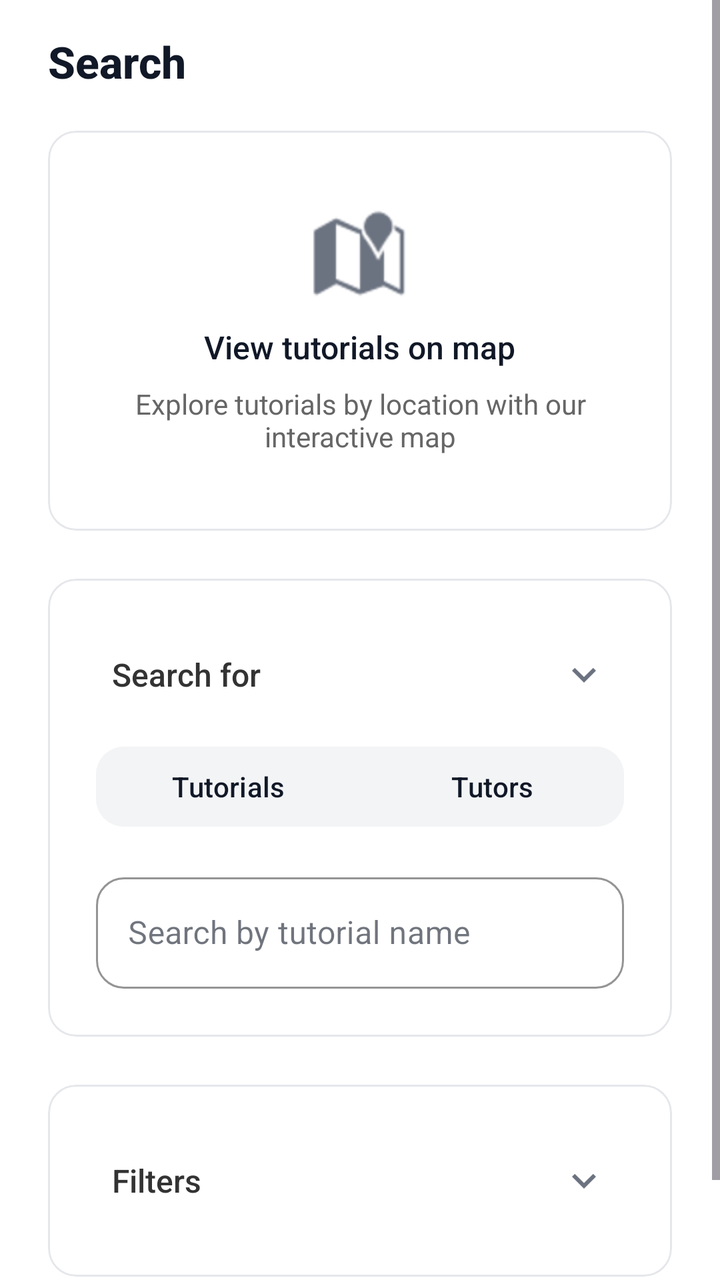
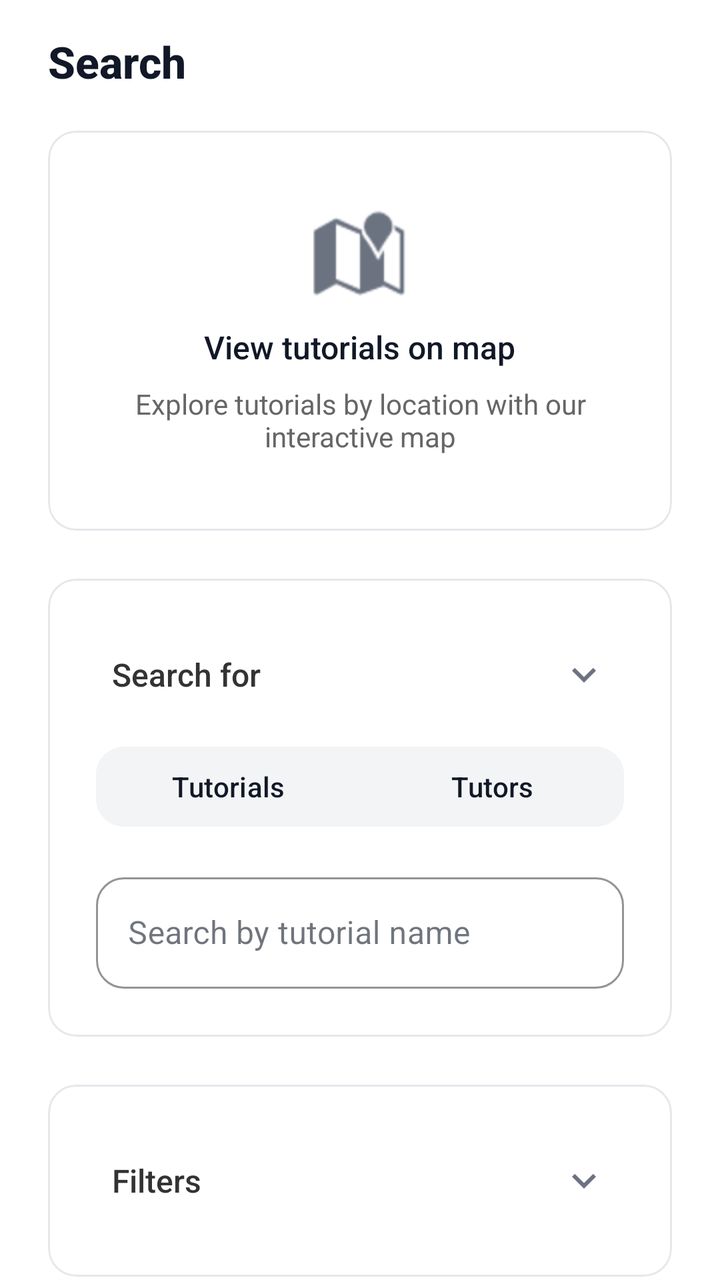

Before-and-after screenshots of an Android layout around one commit, followed by the original layout XML and the change that was made.
<!-- AndroidManifest.xml: application theme Theme.Csci3130Group1 -->
<!-- res/layout/fragment_search_for_tutorials.xml -->
<?xml version="1.0" encoding="utf-8"?>
<ScrollView xmlns:android="http://schemas.android.com/apk/res/android"
    xmlns:app="http://schemas.android.com/apk/res-auto"
    android:layout_width="match_parent"
    android:layout_height="match_parent"
    android:background="#FFFFFF"
    android:fillViewport="true">

    <LinearLayout
        android:layout_width="match_parent"
        android:layout_height="wrap_content"
        android:orientation="vertical"
        android:paddingHorizontal="24dp"
        android:paddingTop="16dp"
        android:paddingBottom="32dp">

        
        <TextView
            android:layout_width="wrap_content"
            android:layout_height="wrap_content"
            android:text="Search"
            android:textSize="22sp"
            android:fontFamily="sans-serif-medium"
            android:textStyle="bold"
            android:textColor="#111827"
            android:layout_marginBottom="20dp"/>

        
        <com.google.android.material.card.MaterialCardView
            android:id="@+id/mapsCard"
            android:layout_width="match_parent"
            android:layout_height="200dp"
            android:layout_marginBottom="24dp"
            app:cardCornerRadius="14dp"
            app:cardElevation="0dp"
            app:cardBackgroundColor="#FFFFFF"
            app:strokeColor="#E5E7EB"
            app:strokeWidth="1dp">

            <LinearLayout
                android:layout_width="match_parent"
                android:layout_height="match_parent"
                android:orientation="vertical"
                android:gravity="center">

                <ImageView
                    android:layout_width="48dp"
                    android:layout_height="48dp"
                    android:src="@android:drawable/ic_dialog_map"
                    app:tint="#6B7280"
                    android:layout_marginBottom="12dp"/>

                <TextView
                    android:layout_width="wrap_content"
                    android:layout_height="wrap_content"
                    android:text="View tutorials on map"
                    android:textSize="16sp"
                    android:fontFamily="sans-serif-medium"
                    android:textColor="#111827"
                    android:layout_marginBottom="8dp"/>

                <TextView
                    android:layout_width="wrap_content"
                    android:layout_height="wrap_content"
                    android:text="Explore tutorials by location with our interactive map"
                    android:textSize="14sp"
                    android:textColor="#666666"
                    android:gravity="center"
                    android:paddingHorizontal="24dp"/>
            </LinearLayout>
        </com.google.android.material.card.MaterialCardView>

        
        <com.google.android.material.card.MaterialCardView
            android:id="@+id/searchToggleCard"
            android:layout_width="match_parent"
            android:layout_height="wrap_content"
            android:layout_marginBottom="24dp"
            app:cardCornerRadius="14dp"
            app:cardElevation="0dp"
            app:cardBackgroundColor="#FFFFFF"
            app:strokeColor="#E5E7EB"
            app:strokeWidth="1dp">

            <FrameLayout
                android:layout_width="match_parent"
                android:layout_height="wrap_content">

                <LinearLayout
                    android:id="@+id/searchToggleBody"
                    android:layout_width="match_parent"
                    android:layout_height="wrap_content"
                    android:orientation="vertical"
                    android:padding="24dp">

                    
                    <LinearLayout
                        android:id="@+id/searchHeader"
                        android:layout_width="match_parent"
                        android:layout_height="48dp"
                        android:orientation="horizontal"
                        android:gravity="center_vertical"
                        android:paddingHorizontal="8dp"
                        android:clickable="true"
                        android:focusable="true"
                        android:contentDescription="Toggle search options">

                        <TextView
                            android:layout_width="wrap_content"
                            android:layout_height="wrap_content"
                            android:text="Search for"
                            android:textSize="16sp"
                            android:fontFamily="sans-serif-medium"
                            android:textColor="#333333"/>

                        <Space
                            android:layout_width="0dp"
                            android:layout_height="0dp"
                            android:layout_weight="1" />

                        <ImageView
                            android:id="@+id/searchChevron"
                            android:layout_width="24dp"
                            android:layout_height="24dp"
                            android:src="@drawable/ic_chevron_down_24"
                            android:tint="#6B7280"
                            android:contentDescription="Expand" />
                    </LinearLayout>

                    <LinearLayout
                        android:id="@+id/searchContent"
                        android:layout_width="match_parent"
                        android:layout_height="wrap_content"
                        android:orientation="vertical"
                        android:paddingTop="8dp">

                        <com.google.android.material.button.MaterialButtonToggleGroup
                            android:id="@+id/searchToggleGroup"
                            android:layout_width="match_parent"
                            android:layout_height="wrap_content"
                            android:layout_marginBottom="16dp"
                            app:singleSelection="true"
                            app:selectionRequired="true">

                            <com.google.android.material.button.MaterialButton
                                android:id="@+id/searchTutorialsButton"
                                style="@style/Widget.Material3.Button"
                                android:layout_width="0dp"
                                android:layout_height="wrap_content"
                                android:layout_weight="1"
                                android:text="Tutorials"
                                android:textAllCaps="false"
                                android:textColor="@color/toggle_btn_text"
                                android:backgroundTint="@color/toggle_btn_bg_tint"
                                android:checkable="true"
                                android:checked="true"
                                app:cornerRadius="14dp"
                                android:layout_marginEnd="8dp"/>

                            <com.google.android.material.button.MaterialButton
                                android:id="@+id/searchTutorsButton"
                                style="@style/Widget.Material3.Button"
                                android:layout_width="0dp"
                                android:layout_height="wrap_content"
                                android:layout_weight="1"
                                android:text="Tutors"
                                android:textAllCaps="false"
                                android:textColor="@color/toggle_btn_text"
                                android:backgroundTint="@color/toggle_btn_bg_tint"
                                android:checkable="true"
                                app:cornerRadius="14dp"
                                android:layout_marginStart="8dp"/>
                        </com.google.android.material.button.MaterialButtonToggleGroup>

                        
                        <com.google.android.material.textfield.TextInputLayout
                            android:id="@+id/searchInputLayout"
                            android:layout_width="match_parent"
                            android:layout_height="wrap_content"
                            android:hint="Search by tutorial name"
                            app:boxStrokeColor="#E5E7EB"
                            app:hintTextColor="#6B7280"
                            app:boxCornerRadiusTopStart="14dp"
                            app:boxCornerRadiusTopEnd="14dp"
                            app:boxCornerRadiusBottomStart="14dp"
                            app:boxCornerRadiusBottomEnd="14dp"
                            style="@style/Widget.MaterialComponents.TextInputLayout.OutlinedBox">

                            <com.google.android.material.textfield.TextInputEditText
                                android:id="@+id/searchInput"
                                android:layout_width="match_parent"
                                android:layout_height="wrap_content"
                                android:inputType="text"/>
                        </com.google.android.material.textfield.TextInputLayout>
                    </LinearLayout>
                </LinearLayout>

                
                <View
                    android:id="@+id/searchToggleOverlay"
                    android:layout_width="match_parent"
                    android:layout_height="match_parent"
                    android:background="#FFFFFF"
                    android:alpha="0"
                    android:clickable="false"
                    android:focusable="false" />
            </FrameLayout>
        </com.google.android.material.card.MaterialCardView>

        
        <com.google.android.material.card.MaterialCardView
            android:id="@+id/filtersCard"
            android:layout_width="match_parent"
            android:layout_height="wrap_content"
            android:layout_marginBottom="24dp"
            app:cardCornerRadius="14dp"
            app:cardElevation="0dp"
            app:cardBackgroundColor="#FFFFFF"
            app:strokeColor="#E5E7EB"
            app:strokeWidth="1dp">

            <FrameLayout
                android:id="@+id/filtersContainer"
                android:layout_width="match_parent"
                android:layout_height="wrap_content">

                <LinearLayout
                    android:id="@+id/filtersBody"
                    android:layout_width="match_parent"
                    android:layout_height="wrap_content"
                    android:orientation="vertical"
                    android:padding="24dp">

                    <LinearLayout
                        android:id="@+id/filtersHeader"
                        android:layout_width="match_parent"
                        android:layout_height="48dp"
                        android:orientation="horizontal"
                        android:gravity="center_vertical"
                        android:paddingHorizontal="8dp"
                        android:clickable="true"
                        android:focusable="true"
                        android:contentDescription="Toggle filters">

                        <TextView
                            android:layout_width="wrap_content"
                            android:layout_height="wrap_content"
                            android:text="Filters"
                            android:textSize="16sp"
                            android:fontFamily="sans-serif-medium"
                            android:textColor="#333333"/>

                        <Space
                            android:layout_width="0dp"
                            android:layout_height="0dp"
                            android:layout_weight="1" />

                        <ImageView
                            android:id="@+id/filtersChevron"
                            android:layout_width="24dp"
                            android:layout_height="24dp"
                            android:src="@drawable/ic_chevron_down_24"
                            android:tint="#6B7280"
                            android:contentDescription="Expand" />
                    </LinearLayout>

                    <LinearLayout
                        android:id="@+id/filtersContent"
                        android:layout_width="match_parent"
                        android:layout_height="wrap_content"
                        android:orientation="vertical"
                        android:paddingTop="8dp"
                        android:visibility="gone">

                
                <LinearLayout
                    android:id="@+id/topicFilterContainer"
                    android:layout_width="match_parent"
                    android:layout_height="wrap_content"
                    android:orientation="vertical">

                    
                    <com.google.android.material.textfield.TextInputLayout
                        android:layout_width="match_parent"
                        android:layout_height="wrap_content"
                        android:layout_marginBottom="16dp"
                        android:hint="Topic/Subject"
                        app:boxStrokeColor="#E5E7EB"
                        app:hintTextColor="#6B7280"
                        app:boxCornerRadiusTopStart="14dp"
                        app:boxCornerRadiusTopEnd="14dp"
                        app:boxCornerRadiusBottomStart="14dp"
                        app:boxCornerRadiusBottomEnd="14dp"
                        style="@style/Widget.MaterialComponents.TextInputLayout.OutlinedBox.ExposedDropdownMenu">

                        <AutoCompleteTextView
                            android:id="@+id/topicFilter"
                            android:layout_width="match_parent"
                            android:layout_height="wrap_content"
                            android:inputType="none"/>
                    </com.google.android.material.textfield.TextInputLayout>
                </LinearLayout>

                
                <LinearLayout
                    android:id="@+id/tutorialFiltersContainer"
                    android:layout_width="match_parent"
                    android:layout_height="wrap_content"
                    android:orientation="vertical">

                    
                    <com.google.android.material.textfield.TextInputLayout
                        android:layout_width="match_parent"
                        android:layout_height="wrap_content"
                        android:layout_marginBottom="16dp"
                        android:hint="Location"
                        app:boxStrokeColor="#E5E7EB"
                        app:hintTextColor="#6B7280"
                        app:boxCornerRadiusTopStart="14dp"
                        app:boxCornerRadiusTopEnd="14dp"
                        app:boxCornerRadiusBottomStart="14dp"
                        app:boxCornerRadiusBottomEnd="14dp"
                        style="@style/Widget.MaterialComponents.TextInputLayout.OutlinedBox.ExposedDropdownMenu">

                        <AutoCompleteTextView
                            android:id="@+id/locationFilter"
                            android:layout_width="match_parent"
                            android:layout_height="wrap_content"
                            android:inputType="none"
                            android:text="All Locations"
                            android:textSize="14sp"
                            android:paddingHorizontal="16dp"/>
                    </com.google.android.material.textfield.TextInputLayout>

                    
                    <com.google.android.material.textfield.TextInputLayout
                        android:layout_width="match_parent"
                        android:layout_height="wrap_content"
                        android:layout_marginBottom="16dp"
                        android:hint="Max Fee ($)"
                        app:boxStrokeColor="#E5E7EB"
                        app:hintTextColor="#6B7280"
                        app:boxCornerRadiusTopStart="14dp"
                        app:boxCornerRadiusTopEnd="14dp"
                        app:boxCornerRadiusBottomStart="14dp"
                        app:boxCornerRadiusBottomEnd="14dp"
                        style="@style/Widget.MaterialComponents.TextInputLayout.OutlinedBox">

                        <com.google.android.material.textfield.TextInputEditText
                            android:id="@+id/feeFilter"
                            android:layout_width="match_parent"
                            android:layout_height="wrap_content"
                            android:inputType="numberDecimal"
                            android:textSize="14sp"/>
                    </com.google.android.material.textfield.TextInputLayout>
                </LinearLayout>

                
                <LinearLayout
                    android:id="@+id/tutorFiltersContainer"
                    android:layout_width="match_parent"
                    android:layout_height="wrap_content"
                    android:orientation="vertical"
                    android:visibility="gone">

                    
                    <com.google.android.material.textfield.TextInputLayout
                        android:layout_width="match_parent"
                        android:layout_height="wrap_content"
                        android:layout_marginBottom="16dp"
                        android:hint="Degree/Field of Study"
                        app:boxStrokeColor="#E5E7EB"
                        app:hintTextColor="#6B7280"
                        app:boxCornerRadiusTopStart="14dp"
                        app:boxCornerRadiusTopEnd="14dp"
                        app:boxCornerRadiusBottomStart="14dp"
                        app:boxCornerRadiusBottomEnd="14dp"
                        style="@style/Widget.MaterialComponents.TextInputLayout.OutlinedBox.ExposedDropdownMenu">

                        <AutoCompleteTextView
                            android:id="@+id/degreeFilter"
                            android:layout_width="match_parent"
                            android:layout_height="wrap_content"
                            android:inputType="none"
                            android:text="All Degrees"
                            android:textSize="14sp"
                            android:paddingHorizontal="16dp"/>
                    </com.google.android.material.textfield.TextInputLayout>

                    
                    <com.google.android.material.textfield.TextInputLayout
                        android:layout_width="match_parent"
                        android:layout_height="wrap_content"
                        android:layout_marginBottom="16dp"
                        android:hint="Minimum Rating"
                        app:boxStrokeColor="#E5E7EB"
                        app:hintTextColor="#6B7280"
                        app:boxCornerRadiusTopStart="14dp"
                        app:boxCornerRadiusTopEnd="14dp"
                        app:boxCornerRadiusBottomStart="14dp"
                        app:boxCornerRadiusBottomEnd="14dp"
                        style="@style/Widget.MaterialComponents.TextInputLayout.OutlinedBox.ExposedDropdownMenu">

                        <AutoCompleteTextView
                            android:id="@+id/ratingFilter"
                            android:layout_width="match_parent"
                            android:layout_height="wrap_content"
                            android:inputType="none"
                            android:text="Any Rating"
                            android:textSize="14sp"
                            android:paddingHorizontal="16dp"/>
                    </com.google.android.material.textfield.TextInputLayout>
                </LinearLayout>

                
                <Button
                    android:id="@+id/searchButton"
                    style="@style/Widget.Material3.Button"
                    android:layout_width="match_parent"
                    android:layout_height="wrap_content"
                    android:text="Search"
                    android:textAllCaps="false"
                    android:textColor="#FFFFFF"
                    android:backgroundTint="#111827"
                    app:rippleColor="@color/btn_black_ripple"
                    app:cornerRadius="14dp"/>
                    </LinearLayout>
                </LinearLayout>

                <View
                    android:id="@+id/filtersOverlay"
                    android:layout_width="match_parent"
                    android:layout_height="match_parent"
                    android:background="#FFFFFF"
                    android:alpha="0"
                    android:clickable="false"
                    android:focusable="false" />
            </FrameLayout>
        </com.google.android.material.card.MaterialCardView>

        
        <com.google.android.material.card.MaterialCardView
            android:id="@+id/resultsCard"
            android:layout_width="match_parent"
            android:layout_height="wrap_content"
            app:cardCornerRadius="14dp"
            app:cardElevation="0dp"
            app:cardBackgroundColor="#FFFFFF"
            app:strokeColor="#E5E7EB"
            app:strokeWidth="1dp"
            android:visibility="gone">

            <LinearLayout
                android:layout_width="match_parent"
                android:layout_height="wrap_content"
                android:orientation="vertical"
                android:padding="24dp">

                
                <LinearLayout
                    android:layout_width="match_parent"
                    android:layout_height="wrap_content"
                    android:orientation="horizontal"
                    android:gravity="center_vertical"
                    android:layout_marginBottom="16dp">

                    <ImageView
                        android:layout_width="24dp"
                        android:layout_height="24dp"
                        android:src="@android:drawable/ic_menu_search"
                        app:tint="#6B7280"/>

                    <TextView
                        android:id="@+id/resultsHeader"
                        android:layout_width="wrap_content"
                        android:layout_height="wrap_content"
                        android:text="Results"
                        android:textSize="17sp"
                        android:fontFamily="sans-serif-medium"
                        android:textColor="#1C1C1E"
                        android:layout_marginStart="12dp"/>
                </LinearLayout>

                
                <androidx.recyclerview.widget.RecyclerView
                    android:id="@+id/resultsRecyclerView"
                    android:layout_width="match_parent"
                    android:layout_height="wrap_content"
                    android:nestedScrollingEnabled="false"/>

                
                <LinearLayout
                    android:id="@+id/emptyStateLayout"
                    android:layout_width="match_parent"
                    android:layout_height="wrap_content"
                    android:orientation="vertical"
                    android:gravity="center"
                    android:padding="32dp"
                    android:visibility="gone">

                    <ImageView
                        android:layout_width="64dp"
                        android:layout_height="64dp"
                        android:src="@android:drawable/ic_menu_search"
                        app:tint="#CCCCCC"
                        android:layout_marginBottom="16dp"/>

                    <TextView
                        android:layout_width="wrap_content"
                        android:layout_height="wrap_content"
                        android:text="No results found"
                        android:textSize="18sp"
                        android:fontFamily="sans-serif-medium"
                        android:textColor="#666666"
                        android:layout_marginBottom="8dp"/>

                    <TextView
                        android:layout_width="wrap_content"
                        android:layout_height="wrap_content"
                        android:text="Try adjusting your search criteria"
                        android:textSize="14sp"
                        android:textColor="#888888"
                        android:gravity="center"/>
                    </LinearLayout>
                </LinearLayout>
        </com.google.android.material.card.MaterialCardView>

        
        <ListView
            android:id="@+id/tutorialListView"
            android:layout_width="match_parent"
            android:layout_height="wrap_content"
            android:visibility="gone"/>

        <Button
            android:id="@+id/bt_location"
            android:layout_width="wrap_content"
            android:layout_height="wrap_content"
            android:visibility="gone"/>

        <TextView
            android:id="@+id/location_text"
            android:layout_width="wrap_content"
            android:layout_height="wrap_content"
            android:visibility="gone"/>

        
        <EditText
            android:id="@+id/locationInput"
            android:layout_width="match_parent"
            android:layout_height="wrap_content"
            android:visibility="gone"/>

        <EditText
            android:id="@+id/feeInput"
            android:layout_width="match_parent"
            android:layout_height="wrap_content"
            android:visibility="gone"/>

        <EditText
            android:id="@+id/durationInput"
            android:layout_width="match_parent"
            android:layout_height="wrap_content"
            android:visibility="gone"/>

        <Spinner
            android:id="@+id/topicSpinner"
            android:layout_width="match_parent"
            android:layout_height="wrap_content"
            android:visibility="gone"/>
    </LinearLayout>
</ScrollView>
<!-- resources referenced by this layout -->
<resources>
  <!-- drawable ic_chevron_down_24 (drawable) -->
  <?xml version="1.0" encoding="utf-8"?>
  <vector xmlns:android="http://schemas.android.com/apk/res/android"
      android:width="24dp"
      android:height="24dp"
      android:viewportWidth="24"
      android:viewportHeight="24">
      <path
          android:fillColor="#FF000000"
          android:pathData="M7.41,8.59L12,13.17l4.59,-4.58L18,10l-6,6 -6,-6z"/>
  </vector>
  <style name="Theme.Csci3130Group1" parent="Base.Theme.Csci3130Group1" />
  <style name="Base.Theme.Csci3130Group1" parent="Theme.Material3.DayNight.NoActionBar">
          
          <item name="colorPrimary">#111827</item>
          <item name="colorOnPrimary">#FFFFFF</item>
          <item name="colorSecondary">#6B7280</item>
          <item name="colorOnSecondary">#FFFFFF</item>
          
          <item name="colorPrimaryContainer">#F3F4F6</item>
          <item name="colorOnPrimaryContainer">#111827</item>
          <item name="colorSecondaryContainer">#F3F4F6</item>
          <item name="colorOnSecondaryContainer">#111827</item>
          <item name="colorTertiary">#9CA3AF</item>
          <item name="colorSurface">#FFFFFF</item>
          <item name="colorOnSurface">#111827</item>
          <item name="colorOutline">#E5E7EB</item>
          <item name="android:navigationBarColor">#FFFFFF</item>
          <item name="android:statusBarColor">#FFFFFF</item>
      </style>
</resources>

<!-- the commit's change to res/layout/fragment_search_for_tutorials.xml (unified diff, before → after) -->
@@ -1,5 +1,5 @@
 <?xml version="1.0" encoding="utf-8"?>
-<ScrollView xmlns:android="http://schemas.android.com/apk/res/android"
+<androidx.core.widget.NestedScrollView xmlns:android="http://schemas.android.com/apk/res/android"
     xmlns:app="http://schemas.android.com/apk/res-auto"
     android:layout_width="match_parent"
     android:layout_height="match_parent"
@@ -569,4 +569,4 @@
             android:layout_height="wrap_content"
             android:visibility="gone"/>
     </LinearLayout>
-</ScrollView>
+</androidx.core.widget.NestedScrollView>
